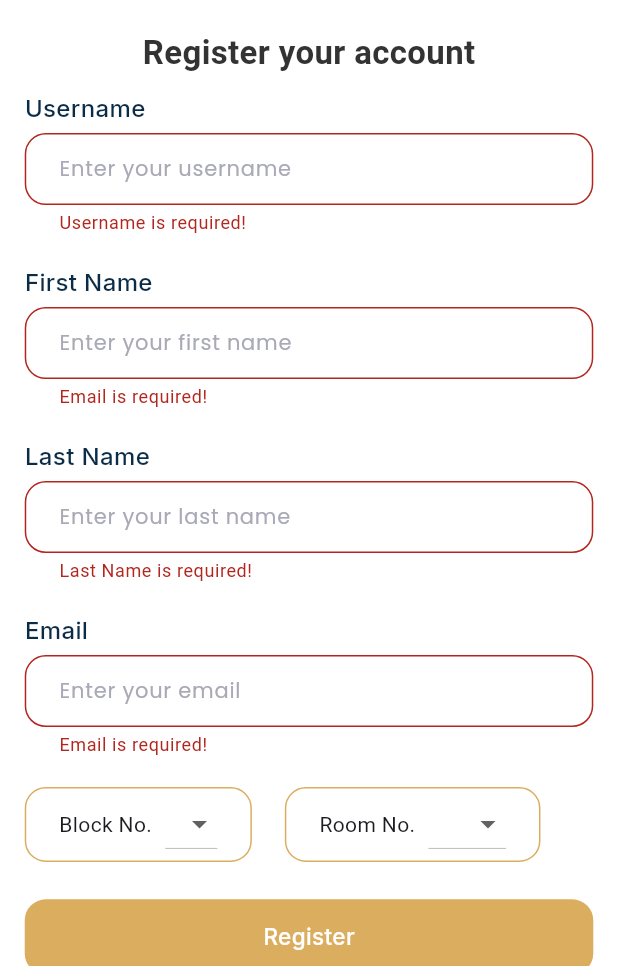
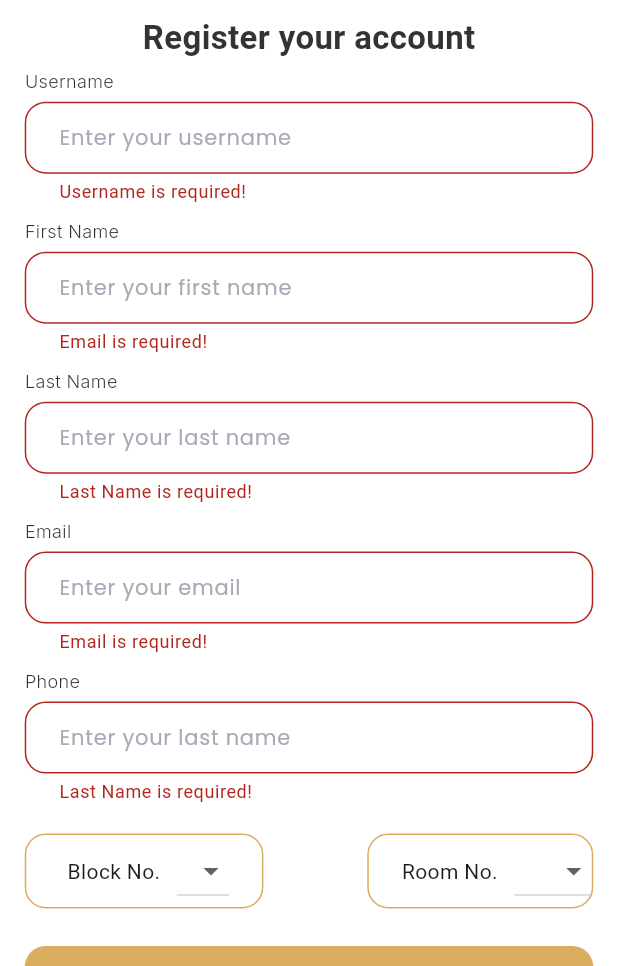
Before and after one commit to ChathraNavoda/LivingEase, a Flutter app: the RegisterScreen screen opened directly, after a tap on "Register", on a phone screen of 412 x 824 dp, the part 270-1236 px from its top. Run offline on Flutter 3.47's test engine with Material 3 defaults, Android fonts, the phone set to English and light mode, and no system bars; our stand-ins replace flutter_screenutil, google_fonts.

Commit message:
Change theme colors

```diff
--- a/lib/features/auth/screens/login_screen.dart
+++ b/lib/features/auth/screens/login_screen.dart
@@ -60,7 +60,8 @@ class _LoginScreenState extends State<LoginScreen> {
                   enabledBorder: OutlineInputBorder(
                     borderRadius: BorderRadius.circular(14),
                     borderSide: const BorderSide(
-                      color: Color(0xffd1d8ff),
+                      width: 1,
+                      color: AppColors.kIndianYellow,
                     ),
                   ),
                   inputHint: "Enter your email",
@@ -77,7 +78,8 @@ class _LoginScreenState extends State<LoginScreen> {
                   enabledBorder: OutlineInputBorder(
                     borderRadius: BorderRadius.circular(14),
                     borderSide: const BorderSide(
-                      color: Color(0xffd1d8ff),
+                      color: AppColors.kIndianYellow,
+                      width: 1,
                     ),
                   ),
                   inputHint: "Enter your password",
--- a/lib/features/auth/screens/register_screen.dart
+++ b/lib/features/auth/screens/register_screen.dart
@@ -3,6 +3,7 @@ import 'package:flutter_screenutil/flutter_screenutil.dart';
 import 'package:livingease/common/constant.dart';
 import 'package:livingease/common/custom_text_field.dart';
 import 'package:livingease/common/spacing.dart';
+import 'package:livingease/features/auth/screens/login_screen.dart';
 import 'package:livingease/features/auth/widgets/custom_button.dart';
 import 'package:livingease/theme/colors.dart';
 import 'package:livingease/theme/text_theme.dart';
@@ -62,7 +63,7 @@ class _RegisterScreenState extends State<RegisterScreen> {
                     width: 150.w,
                   ),
                 ),
-                heightSpacer(20),
+                heightSpacer(10),
                 Align(
                   alignment: Alignment.center,
                   child: Text(
@@ -74,7 +75,7 @@ class _RegisterScreenState extends State<RegisterScreen> {
                     ),
                   ),
                 ),
-                heightSpacer(10),
+                heightSpacer(5),
                 Text(
                   "Username",
                   style: AppTextTheme.kLabelStyle,
@@ -84,7 +85,7 @@ class _RegisterScreenState extends State<RegisterScreen> {
                   enabledBorder: OutlineInputBorder(
                     borderRadius: BorderRadius.circular(14),
                     borderSide: const BorderSide(
-                      color: Color(0xffd1d8ff),
+                      color: AppColors.kIndianYellow,
                     ),
                   ),
                   inputHint: "Enter your username",
@@ -95,7 +96,7 @@ class _RegisterScreenState extends State<RegisterScreen> {
                     return null;
                   },
                 ),
-                heightSpacer(15),
+                heightSpacer(5),
                 Text(
                   "First Name",
                   style: AppTextTheme.kLabelStyle,
@@ -116,7 +117,7 @@ class _RegisterScreenState extends State<RegisterScreen> {
                     return null;
                   },
                 ),
-                heightSpacer(15),
+                heightSpacer(5),
                 Text(
                   "Last Name",
                   style: AppTextTheme.kLabelStyle,
@@ -126,7 +127,49 @@ class _RegisterScreenState extends State<RegisterScreen> {
                   enabledBorder: OutlineInputBorder(
                     borderRadius: BorderRadius.circular(14),
                     borderSide: const BorderSide(
-                      color: Color(0xffd1d8ff),
+                      color: AppColors.kIndianYellow,
+                    ),
+                  ),
+                  inputHint: "Enter your last name",
+                  validator: (value) {
+                    if (value!.isEmpty) {
+                      return "Last Name is required!";
+                    }
+                    return null;
+                  },
+                ),
+                heightSpacer(5),
+                Text(
+                  "Email",
+                  style: AppTextTheme.kLabelStyle,
+                ),
+                CustomTextField(
+                  controller: email,
+                  enabledBorder: OutlineInputBorder(
+                    borderRadius: BorderRadius.circular(14),
+                    borderSide: const BorderSide(
+                      color: AppColors.kIndianYellow,
+                    ),
+                  ),
+                  inputHint: "Enter your email",
+                  validator: (value) {
+                    if (value!.isEmpty) {
+                      return "Email is required!";
+                    }
+                    return null;
+                  },
+                ),
+                heightSpacer(5),
+                Text(
+                  "Phone",
+                  style: AppTextTheme.kLabelStyle,
+                ),
+                CustomTextField(
+                  controller: phone,
+                  enabledBorder: OutlineInputBorder(
+                    borderRadius: BorderRadius.circular(14),
+                    borderSide: const BorderSide(
+                      color: AppColors.kIndianYellow,
                     ),
                   ),
                   inputHint: "Enter your last name",
@@ -138,28 +181,8 @@ class _RegisterScreenState extends State<RegisterScreen> {
                   },
                 ),
                 heightSpacer(15),
-                Text(
-                  "Email",
-                  style: AppTextTheme.kLabelStyle,
-                ),
-                CustomTextField(
-                  controller: email,
-                  enabledBorder: OutlineInputBorder(
-                    borderRadius: BorderRadius.circular(14),
-                    borderSide: const BorderSide(
-                      color: Color(0xffd1d8ff),
-                    ),
-                  ),
-                  inputHint: "Enter your email",
-                  validator: (value) {
-                    if (value!.isEmpty) {
-                      return "Email is required!";
-                    }
-                    return null;
-                  },
-                ),
-                heightSpacer(15),
                 Row(
+                  mainAxisAlignment: MainAxisAlignment.spaceBetween,
                   children: [
                     Container(
                       height: 50.h,
@@ -167,16 +190,16 @@ class _RegisterScreenState extends State<RegisterScreen> {
                         shape: RoundedRectangleBorder(
                           side: const BorderSide(
                             width: 1,
-                            color: Color(0xFFDBAD5F),
+                            color: AppColors.kIndianYellow,
                           ),
                           borderRadius: BorderRadius.circular(14.r),
                         ),
                       ),
                       child: Row(
                         children: [
-                          widthSpacer(20),
+                          widthSpacer(25),
                           const Text('Block No.'),
-                          widthSpacer(8),
+                          widthSpacer(10),
                           DropdownButton(
                               value: selectedBlock,
                               items: blockOptions.map((String block) {
@@ -195,14 +218,14 @@ class _RegisterScreenState extends State<RegisterScreen> {
                         ],
                       ),
                     ),
-                    widthSpacer(20),
+                    widthSpacer(25),
                     Container(
                       height: 50.h,
                       decoration: ShapeDecoration(
                         shape: RoundedRectangleBorder(
                           side: const BorderSide(
                             width: 1,
-                            color: Color(0xFFDBAD5F),
+                            color: AppColors.kIndianYellow,
                           ),
                           borderRadius: BorderRadius.circular(14.r),
                         ),
@@ -211,7 +234,7 @@ class _RegisterScreenState extends State<RegisterScreen> {
                         children: [
                           widthSpacer(20),
                           const Text('Room No.'),
-                          widthSpacer(8),
+                          widthSpacer(10),
                           DropdownButton<String>(
                               value: selectedRoom,
                               items: (selectedBlock == "A"
@@ -228,7 +251,6 @@ class _RegisterScreenState extends State<RegisterScreen> {
                                   selectedRoom = newValue;
                                 });
                               }),
-                          widthSpacer(20),
                         ],
                       ),
                     ),
@@ -245,6 +267,31 @@ class _RegisterScreenState extends State<RegisterScreen> {
                   },
                   size: 15,
                 ),
+                heightSpacer(30),
+                Row(
+                  mainAxisAlignment: MainAxisAlignment.center,
+                  children: [
+                    const Text("Already have an account?"),
+                    widthSpacer(5),
+                    InkWell(
+                      onTap: () {
+                        Navigator.push(
+                          context,
+                          MaterialPageRoute(
+                            builder: (context) => const LoginScreen(),
+                          ),
+                        );
+                      },
+                      child: Text(
+                        "Login",
+                        style: AppTextTheme.kLabelStyle.copyWith(
+                          fontSize: 14.sp,
+                          color: AppColors.kIndianYellow,
+                        ),
+                      ),
+                    ),
+                  ],
+                ),
               ],
             ),
           ),
--- a/lib/theme/colors.dart
+++ b/lib/theme/colors.dart
@@ -25,7 +25,7 @@ class AppColors {
   static const Color kPrimaryColor = Color(0xFF11212E);
   static const Color kIndianYellow = Color(0xFFDBAD5F);
   static const Color kLightBlue = Color(0xFF6DA7FF);
-  static const Color kSecondaryColor = Color(0xFF0B2C47);
+  static const Color kSecondaryColor = Color(0xFF323232);
   static const Color kBackgroundColor = Colors.white;
   static const Color kFormLabelColor = kIndianYellow;
   static const Color kLight = Color(0xffffffff);
--- a/lib/theme/text_theme.dart
+++ b/lib/theme/text_theme.dart
@@ -6,13 +6,13 @@ class AppTextTheme {
   static TextStyle kAppBarStyle = GoogleFonts.inter(
     color: AppColors.kSecondaryColor,
     fontWeight: FontWeight.w600,
-    fontSize: 26,
+    fontSize: 20,
   );
 
   static TextStyle kLabelStyle = GoogleFonts.inter(
     color: AppColors.kSecondaryColor,
-    fontWeight: FontWeight.w500,
-    fontSize: 16,
+    fontWeight: FontWeight.w300,
+    fontSize: 12,
   );
 
   static TextStyle kPrimaryStyle = GoogleFonts.inter(
```
